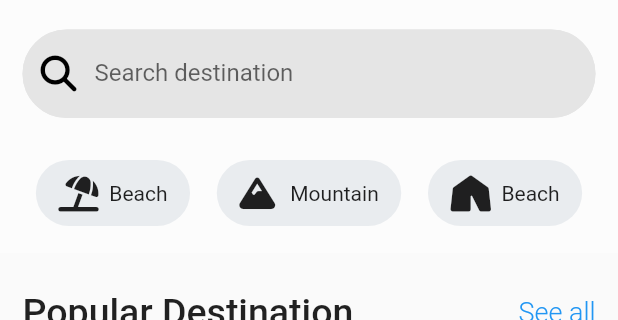
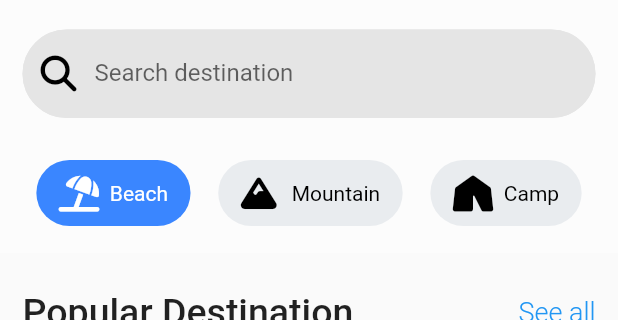
Before and after one commit to jhongo/travel_app, a Flutter app: the screen it shows after launch, on a phone screen of 412 x 824 dp, the part 128-448 px from its top. Run offline on Flutter 3.47's test engine with Material 2 defaults, Android fonts, the phone set to English and light mode, and no system bars; drawn by our look-alikes of google_nav_bar; our stand-ins replace font_awesome_flutter; network calls fail.

```diff
--- a/lib/infraestructure/models/category_model.dart
+++ b/lib/infraestructure/models/category_model.dart
@@ -30,7 +30,7 @@ final categories = <Category>[
     enabled: true,
     ),
   Category(
-    name: 'Beach',
+    name: 'Camp',
     icon: FontAwesomeIcons.tent,
     enabled: true,
     ),
--- a/lib/presentation/widgets/home/body_cardplace_widget.dart
+++ b/lib/presentation/widgets/home/body_cardplace_widget.dart
@@ -1,8 +1,10 @@
 import 'package:flutter/material.dart';
 import 'package:font_awesome_flutter/font_awesome_flutter.dart';
 import 'package:travel_app/infraestructure/models/places_model.dart';
+import 'package:travel_app/presentation/screen/home/details/details_screen.dart';
 import 'package:travel_app/presentation/widgets/home/body_curve_widget.dart';
 import 'package:travel_app/presentation/widgets/home/body_places_widget.dart';
+import 'package:travel_app/presentation/widgets/home/image_card_widget.dart';
 
 
 class CardPlaceWidget extends StatefulWidget {
@@ -16,10 +18,21 @@ class CardPlaceWidget extends StatefulWidget {
 
 class _CardPlaceWidgetState extends State<CardPlaceWidget> {
 
+  _detailsPlace(Places places, BuildContext context) async{
+    await Navigator.of(context).push(
+      PageRouteBuilder(
+        pageBuilder:(context, animation, secondaryAnimation) {
+          return FadeTransition(
+            opacity: animation,
+            child: DetailsScreen(places: places),
+            );
+        },)
+    );
+  }
+
   Color _color =  Color(0xFF99C1B9);
   late bool favorite = false;
   _clickFavorite(){
-    // print(favorite);
     if (favorite == true) {
      print(favorite = false);
     }else if (favorite == false) {
@@ -32,9 +45,13 @@ class _CardPlaceWidgetState extends State<CardPlaceWidget> {
   @override
   Widget build(BuildContext context) {
 
-    final func = FavoriteFun.of(context);
+    // final func = FavoriteFun.of(context);
 
-    return Container(
+    return InkWell(
+      onTap: () {
+        _detailsPlace(widget.places, context);
+      },
+      child: Container(
         margin: const EdgeInsets.symmetric(horizontal: 15, vertical: 10),
         width: 190,
         decoration: _Decoration(),
@@ -43,15 +60,10 @@ class _CardPlaceWidgetState extends State<CardPlaceWidget> {
 
             ClipRRect(
               borderRadius: const BorderRadius.only(topLeft: Radius.circular(35), topRight: Radius.circular(35)  ),
-            child: Container(
-              width: double.infinity,
-              height: 180,
-              child: FadeInImage(
-                placeholder:const AssetImage('assets/gifs/loadingImage.gif'),
-                image: AssetImage(widget.places.url,),
-                fit: BoxFit.fill,
+              child: ImageCard(
+                urlImage: widget.places.url,
+                sizeCard: 180
                 )
-            ),
             ),
 
             Positioned(
@@ -82,8 +94,7 @@ class _CardPlaceWidgetState extends State<CardPlaceWidget> {
 
 
             Positioned(right: 0,child: CurveWidget(painter: BorderPaint()),),
-          Positioned(right: 0, child: FavoriteFun(
-            isActive: widget.places.isFavorite,
+            Positioned(right: 0,
               child: TextButton(
                 onPressed:() {
                   setState(() {
@@ -96,11 +107,11 @@ class _CardPlaceWidgetState extends State<CardPlaceWidget> {
                   ),
                 child: Icon(Icons.favorite, color:(favorite) ? Colors.red : _color)
                 ),
-          ),
             )
           ],
         )
 
+      ),
     );
   }
 
--- a/lib/presentation/widgets/home/body_places_widget.dart
+++ b/lib/presentation/widgets/home/body_places_widget.dart
@@ -16,34 +16,32 @@ class BodyPlacesWidget extends StatelessWidget {
         itemCount: places.length,
         itemBuilder:(context, index) {
           final itemPlaces = places[index];
-          return FavoriteFun(
-            isActive: false,
-            child: CardPlaceWidget(places: itemPlaces,));
+          return CardPlaceWidget(places: itemPlaces,);
         },
         ),
     );
   }
 }
 
-class FavoriteFun extends InheritedWidget{
+// class FavoriteFun extends InheritedWidget{
 
- final bool isActive;
+//  final bool isActive;
 
-  FavoriteFun({super.key,required this.isActive, required Widget child}):super(child: child);
+//   FavoriteFun({super.key,required this.isActive, required Widget child}):super(child: child);
 
-  @override
-  bool updateShouldNotify(FavoriteFun oldWidget){
+//   @override
+//   bool updateShouldNotify(FavoriteFun oldWidget){
 
 
 
-    return true;
+//     return true;
 
-  }
+//   }
 
-  static FavoriteFun of(BuildContext context){
-    final provider = context.dependOnInheritedWidgetOfExactType<FavoriteFun>();
-    assert( provider !=null, 'No available');
-    return provider!;
-  }
+//   static FavoriteFun of(BuildContext context){
+//     final provider = context.dependOnInheritedWidgetOfExactType<FavoriteFun>();
+//     assert( provider !=null, 'No available');
+//     return provider!;
+//   }
 
-}
+// }
--- a/lib/presentation/widgets/home/header_category_widget.dart
+++ b/lib/presentation/widgets/home/header_category_widget.dart
@@ -25,28 +25,72 @@ class HeaderCategoryWidget extends StatelessWidget {
 }
 
 
-class _ButtonCategory extends StatelessWidget {
+class _ButtonCategory extends StatefulWidget {
 
   final Category category;
   const _ButtonCategory({super.key, required this.category});
 
   @override
+  State<_ButtonCategory> createState() => _ButtonCategoryState();
+}
+
+class _ButtonCategoryState extends State<_ButtonCategory> {
+
+  String opcCategory = 'Beach';
+
+  _selectCategory(){
+      setState(() {
+        opcCategory = widget.category.name;
+        });
+  }
+
+
+  @override
   Widget build(BuildContext context) {
-    return Container(
+    return InkWell(
+      onTap: () {
+        _selectCategory();
+      },
+      child: Container(
         padding: EdgeInsets.symmetric(horizontal: 15, vertical: 10),
         decoration: _Decoration(),
         child:Row(
           children: [
-          Icon(category.icon),
+            Icon(widget.category.icon, color: (opcCategory != widget.category.name)? Colors.black : Colors.white, ),
             SizedBox(width: 10,),
-          Text(category.name)
+            Text(widget.category.name, style: TextStyle(color: (opcCategory != widget.category.name)? Colors.black : Colors.white,),)
           ],
+        ),
       ),
     );
   }
 
   BoxDecoration _Decoration() => BoxDecoration(
-    color: Color(0xFFe9ecef),
+    color: (opcCategory != widget.category.name)? Color(0xFFe9ecef) : Color(0xFF3a86ff),
     borderRadius: BorderRadius.circular(100)
   );
 }
+
+
+class CategorySelect extends InheritedWidget {
+
+  final String category;
+
+  const CategorySelect({super.key, required this.category, required Widget child}):super(child: child) ;
+
+
+  @override
+  bool updateShouldNotify(CategorySelect oldWidget) {
+    print('Hello $category');
+    print('Hello old ${oldWidget.category}');
+  return true;
+  }
+
+
+  static CategorySelect of(BuildContext context){
+    final provider = context.dependOnInheritedWidgetOfExactType<CategorySelect>();
+    assert( provider !=null, 'No available');
+    return provider!;
+  }
+
+}
--- /dev/null
+++ b/lib/presentation/widgets/home/image_card_widget.dart
@@ -0,0 +1,20 @@
+import 'package:flutter/material.dart';
+
+class ImageCard extends StatelessWidget {
+  final String urlImage;
+  final double sizeCard;
+
+  const ImageCard({super.key, required this.urlImage, required this.sizeCard});
+
+  @override
+  Widget build(BuildContext context) {
+    return Container(
+        width: double.infinity,
+        height: sizeCard,
+        child: FadeInImage(
+          placeholder: const AssetImage('assets/gifs/loadingImage.gif'),
+          image: AssetImage(urlImage),
+          fit: BoxFit.fill,
+        ));
+  }
+}
```
Also changed, not shown: lib/presentation/screen/home/details/details_screen.dart (added, +36 -0 lines). Lines whose indentation alone changed are shown as unchanged.
